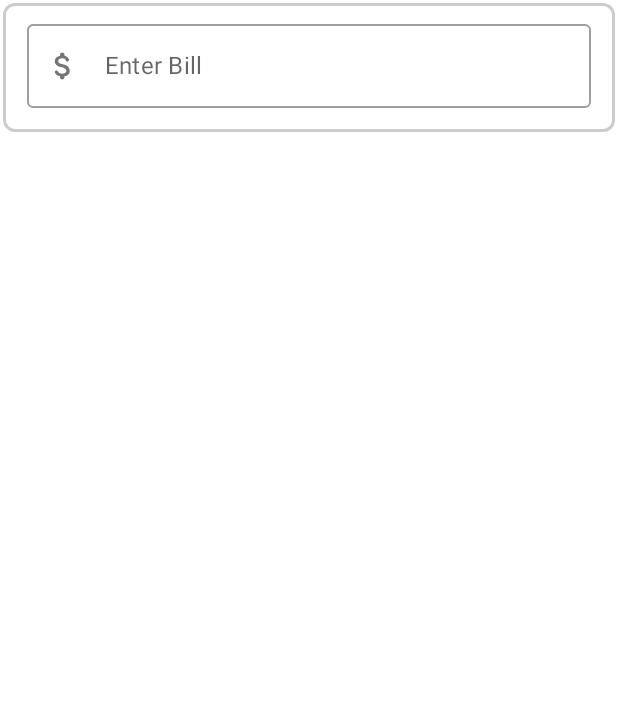
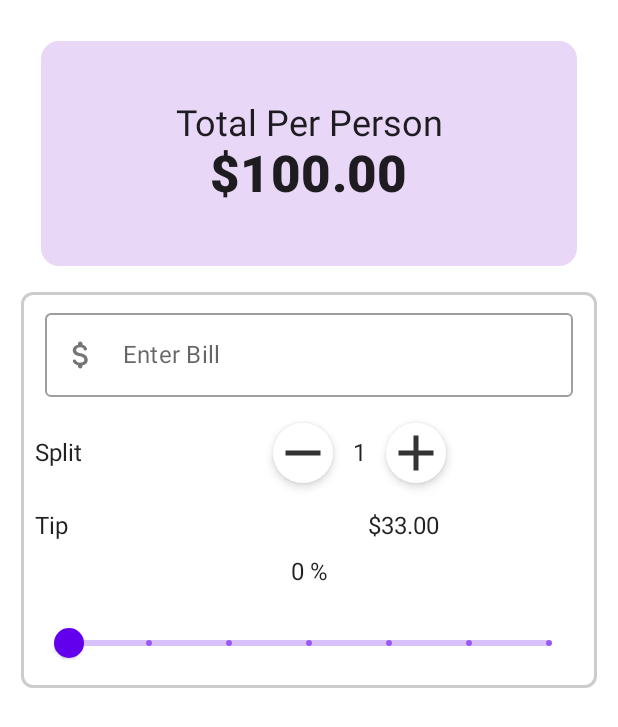
Before and after one commit to Newon-universe/Android-Jetpack-Compose-The-Comprehensive-Bootcamp-2022-, an Android app built with Jetpack Compose: the screen it shows after launch (MainActivity), on a phone screen of 412 x 824 dp. Shown: the top 727 px of the screen. Run offline under Robolectric (Android 15) with nearby library versions, the phone set to English and light mode, and no system bars.

Commit message:
feat : JetTip (90%)

```diff
--- a/JetTipApp/app/src/main/java/com/example/jettipapp/MainActivity.kt
+++ b/JetTipApp/app/src/main/java/com/example/jettipapp/MainActivity.kt
@@ -10,6 +10,7 @@ import androidx.compose.foundation.shape.CornerSize
 import androidx.compose.foundation.shape.RoundedCornerShape
 import androidx.compose.foundation.text.KeyboardActions
 import androidx.compose.material.MaterialTheme
+import androidx.compose.material.Slider
 import androidx.compose.material.Surface
 import androidx.compose.material.Text
 import androidx.compose.material.icons.Icons
@@ -38,7 +39,6 @@ class MainActivity : ComponentActivity() {
         setContent {
             JetTipAppTheme {
                 MyApp {
-//                    TopHeader()
                     MainContent()
                 }
             }
@@ -50,16 +50,20 @@ class MainActivity : ComponentActivity() {
 fun MyApp(content: @Composable () -> Unit) {
     JetTipAppTheme() {
         Surface {
+            Column() {
                 content()
             }
         }
     }
+}
 
+@Preview
 @Composable
 fun TopHeader(totalPerPerson: Double = 100.0) {
     Surface(
         modifier = Modifier
             .fillMaxWidth()
+            .padding(15.dp)
             .height(150.dp)
             .clip(shape = RoundedCornerShape(corner = CornerSize(12.dp))),
         //    .clip(shape = CircleShape.copy(all = ) 로도 가능
@@ -86,8 +90,10 @@ fun TopHeader(totalPerPerson: Double = 100.0) {
 @Preview
 @Composable
 fun MainContent() {
+    Column(modifier = Modifier.padding(12.dp)) {
         BillForm() { billAmt ->
             Log.d("AMT", "MainContent: ${billAmt.toInt() * 100}")
+        }
     }
 }
 
@@ -104,6 +110,20 @@ fun BillForm(
         totalBillState.value.trim().isNotEmpty()
     }
     val keyboardController = LocalSoftwareKeyboardController.current
+
+    val sliderPositionState = remember {
+        mutableStateOf(0f)
+    }
+    val tipPercentage = (sliderPositionState.value * 100).toInt()
+
+    val splitByState = remember {
+        mutableStateOf(1)
+    }
+
+    val range = IntRange(start = 1, endInclusive = 100)
+
+
+    TopHeader()
 
     Surface(
         modifier = Modifier
@@ -130,7 +150,7 @@ fun BillForm(
                 }
             )
 
-            if (validState) {
+//            if (validState) {
             Row(
                 modifier = Modifier.padding(3.dp),
                 horizontalArrangement = Arrangement.Start,
@@ -146,23 +166,66 @@ fun BillForm(
                 ) {
                     RoundIconButton(
                         imageVector = Icons.Default.Remove,
-                            onClick = { /*TODO*/ }
+                        onClick = {
+//                            splitByState.value =
+//                                if (splitByState.value > 1) splitByState.value - 1
+//                                else 1
+                            if (splitByState.value > range.first)
+                                splitByState.value -= 1
+                        }
                     )
                     Text(
-                            text = "2",
+                        text = "${splitByState.value}",
                         modifier = Modifier
                             .align(Alignment.CenterVertically)
                             .padding(start = 9.dp, end = 9.dp)
                     )
                     RoundIconButton(
                         imageVector = Icons.Default.Add,
-                            onClick = { /*TODO*/ }
+                        onClick = {
+                            if (splitByState.value < range.last)
+                                splitByState.value += 1
+                        }
                     )
                 }
 
             }
-            } else {
-                Box() {}
+//            } else {
+//                Box() {}
+//            }
+
+            //Tip Row
+            Row(
+                modifier = Modifier.padding(horizontal = 3.dp, vertical = 12.dp),
+                horizontalArrangement = Arrangement.Start,
+            ) {
+                Text(
+                    text = "Tip",
+                    modifier = Modifier.align(Alignment.CenterVertically)
+                )
+                Spacer(modifier = Modifier.width(200.dp))
+                Text(
+                    text = "$33.00",
+                    modifier = Modifier.align(Alignment.CenterVertically)
+                )
+            }
+
+            // result && percentage
+            Column(
+                verticalArrangement = Arrangement.Center,
+                horizontalAlignment = Alignment.CenterHorizontally
+            ) {
+                Text(text = "$tipPercentage %")
+                Spacer(modifier = Modifier.height(14.dp))
+                Slider(
+                    value = sliderPositionState.value,
+                    onValueChange = { newVal ->
+                        sliderPositionState.value = newVal
+                        Log.d("Slider", "BillForm: $newVal")
+                    },
+                    modifier = Modifier.padding(start = 16.dp, end = 16.dp),
+                    steps = 5
+                )
             }
         }
 
```
Lines whose indentation alone changed are shown as unchanged.
